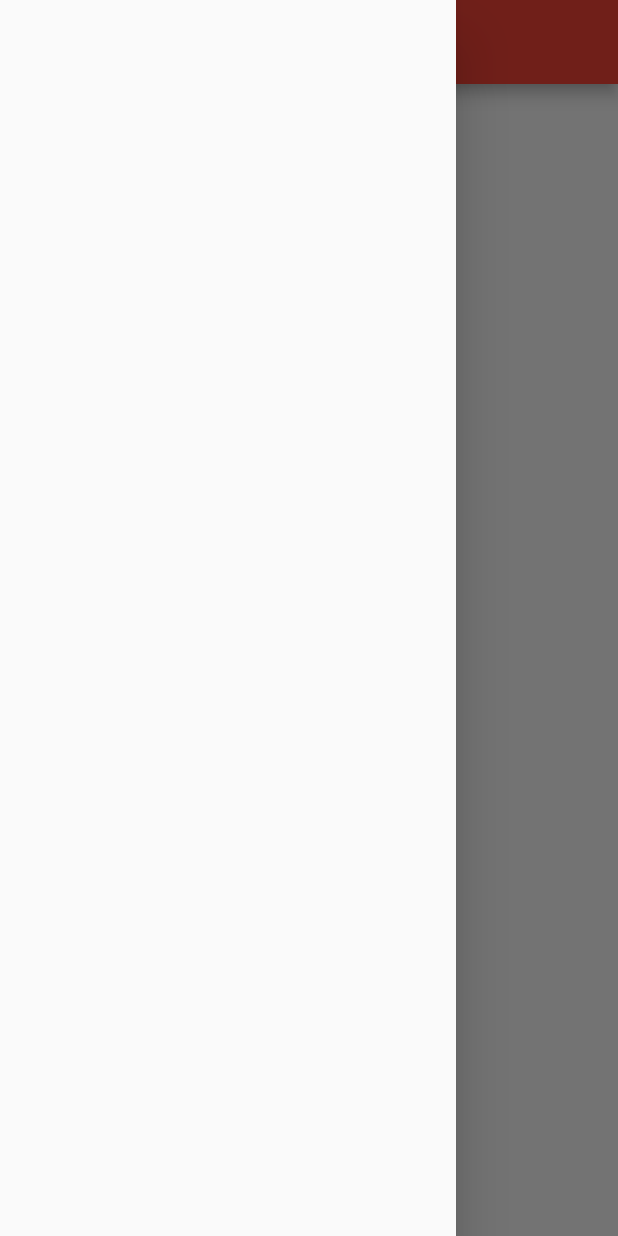
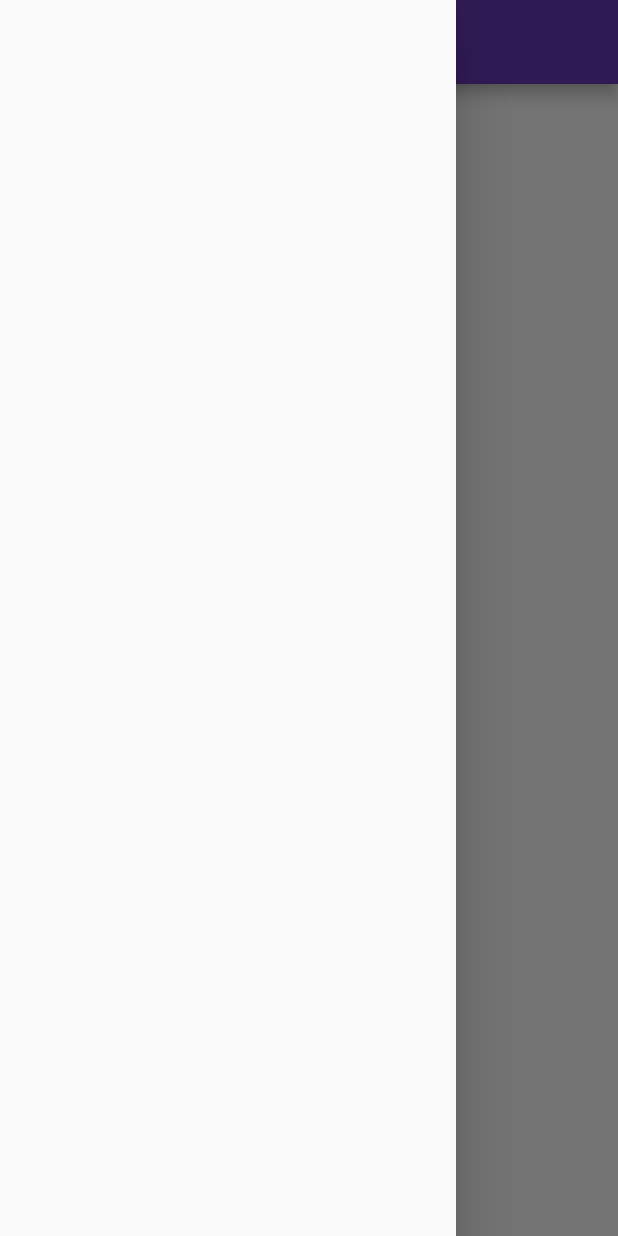
Before and after one commit to aprameya200/learningFlutter, a Flutter app: the screen it shows after launch, with the side drawer open, on a phone screen of 412 x 824 dp. Run offline on Flutter 3.47's test engine with Material 2 defaults, Android fonts, the phone set to English and light mode, and no system bars.

```diff
--- a/lib/main.dart
+++ b/lib/main.dart
@@ -1,6 +1,6 @@
 import 'package:flutter/material.dart';
-import 'package:learningdart/home_page.dart';
-import 'package:shared_preferences/shared_preferences.dart';
+import 'package:learningdart/pages/home_page.dart';
+import 'package:learningdart/pages/login_page.dart';
 
 void main() {
   runApp(const MyApp());
@@ -16,10 +16,21 @@ class MyApp extends StatelessWidget {
   Widget build(BuildContext context) {
     int days = 30;
 
-    // HomePage h = new HomePage();
+    HomePage homePage = new HomePage();
 
     return MaterialApp(
-      home: HomePage(),
+      //home: homePage.build(context), set below from route
+      themeMode: ThemeMode.dark,
+      theme: ThemeData(primarySwatch: Colors.deepPurple),
+      darkTheme: ThemeData(primarySwatch: Colors.deepPurple),
+      initialRoute:
+          "/home", //opens initial route instead of specified routes below
+      routes: {
+        //routes like laravel
+        "/": (context) => LoginPage(),
+        "/home": (context) => HomePage(),
+        "/login": (context) => LoginPage(),
+      },
     );
   }
 }
--- a/lib/home_page.dart
+++ b/lib/pages/home_page.dart
@@ -7,7 +7,6 @@ class HomePage extends StatelessWidget {
         //has head , body and footer
         appBar: AppBar(
           title: Text("Catologue App"),
-          backgroundColor: Colors.red,
         ),
         body: Center(
             //main body of app
```
Also changed, not shown: lib/pages/login_page.dart (added, +17 -0 lines).
